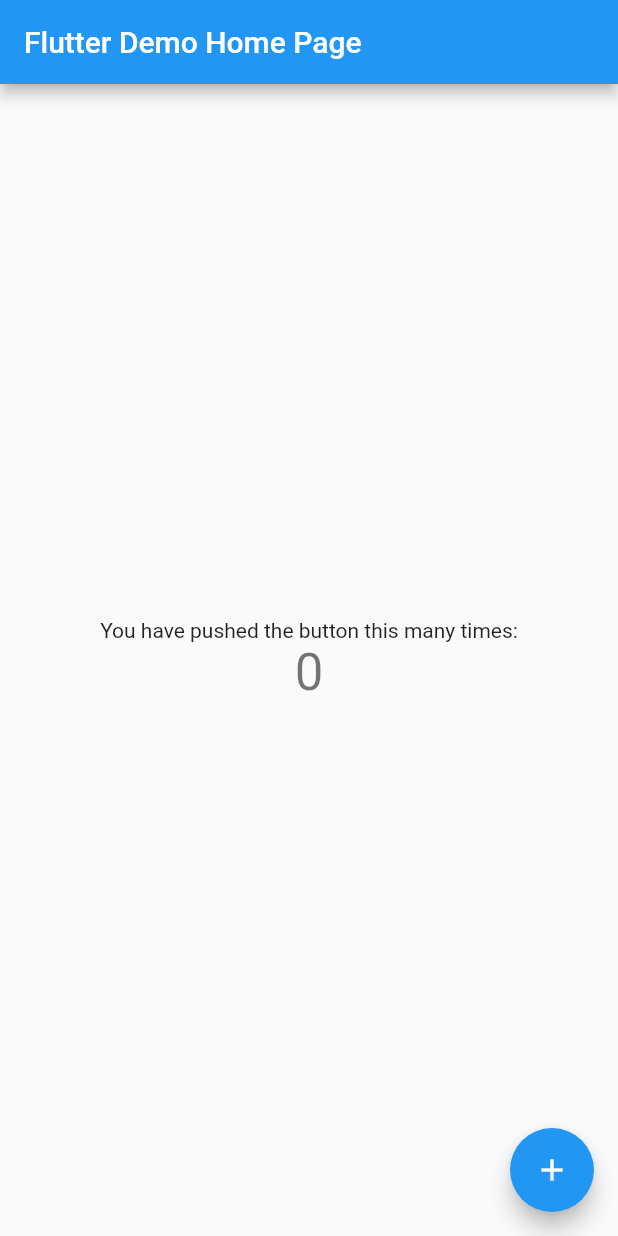
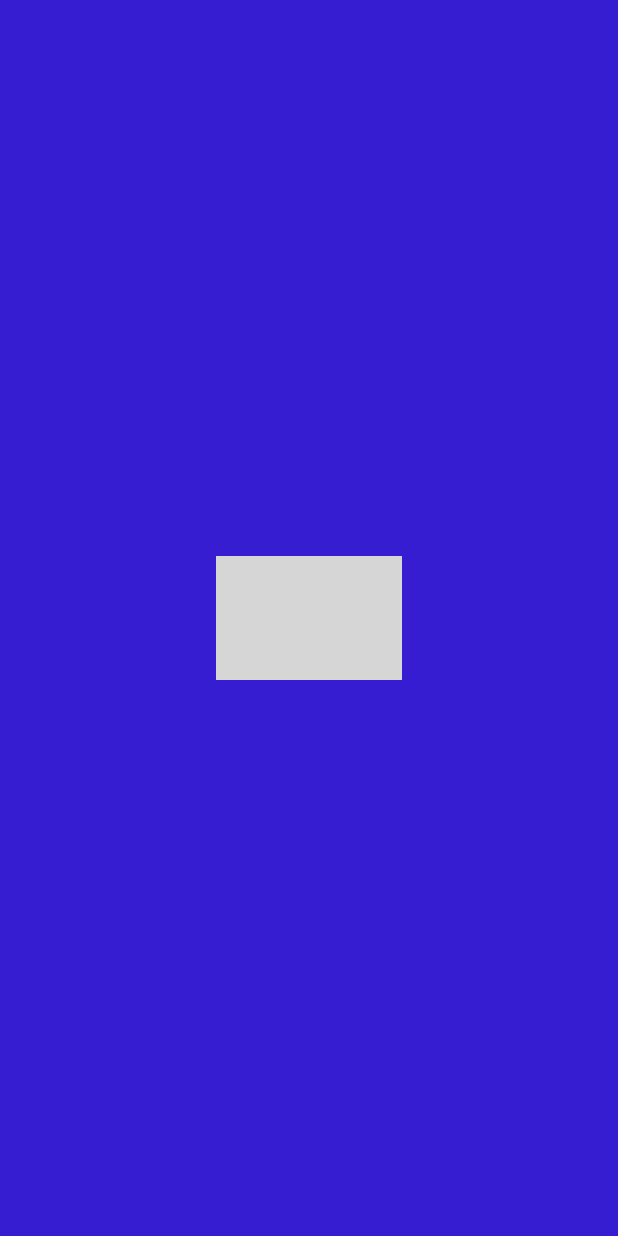
Before and after one commit to Naseeb-Nex/V-Connect, a Flutter app: the first screen one second after launch, on a phone screen of 412 x 824 dp. Run offline on Flutter 3.47's test engine with Material 2 defaults, Android fonts, the phone set to English and light mode, and no system bars; drawn by our look-alikes of animated_splash_screen; grey boxes are pictures that could not be loaded.

Commit message:
feat: Splash Screen added

```diff
--- /dev/null
+++ b/lib/constants/constants.dart
@@ -0,0 +1,6 @@
+import 'package:flutter/material.dart';
+
+const white = Colors.white;
+const black = Colors.black;
+const trans = Colors.transparent;
+const primarycolor = Color(0XFF371DD2);
--- a/lib/main.dart
+++ b/lib/main.dart
@@ -1,4 +1,5 @@
 import 'package:flutter/material.dart';
+import 'package:vconnect/screens/splashscreen.dart';
 
 void main() {
   runApp(const MyApp());
@@ -10,19 +11,21 @@ class MyApp extends StatelessWidget {
   @override
   Widget build(BuildContext context) {
     return MaterialApp(
-      title: 'Flutter Demo',
+      title: 'VConnect',
+      debugShowCheckedModeBanner: false,
       theme: ThemeData(
-        primarySwatch: Colors.blue,
-      ),
-      home: const MyHomePage(title: 'Flutter Demo Home Page'),
+          colorScheme: ColorScheme.fromSwatch().copyWith(
+            primary: const Color(0XFF371DD2),
+          ),
+          visualDensity: VisualDensity.adaptivePlatformDensity,
+        ),
+      home: const SplashSrc(),
     );
   }
 }
 
 class MyHomePage extends StatefulWidget {
   const MyHomePage({super.key, required this.title});
-
-
 
   final String title;
 
--- /dev/null
+++ b/lib/screens/splashscreen.dart
@@ -0,0 +1,35 @@
+import 'package:animated_splash_screen/animated_splash_screen.dart';
+import 'package:flutter/material.dart';
+
+import '../constants/constants.dart';
+import '../main.dart';
+
+// Splash Screen
+class SplashSrc extends StatefulWidget {
+  const SplashSrc({Key? key}) : super(key: key);
+
+  @override
+  // ignore: library_private_types_in_public_api
+  _SplashSrcState createState() => _SplashSrcState();
+}
+
+class _SplashSrcState extends State<SplashSrc> {
+  @override
+  Widget build(BuildContext context) {
+    // Adaptive size
+    Size s = MediaQuery.of(context).size;
+    return AnimatedSplashScreen(
+      splash: Image.asset(
+        "assets/icons/appicon.png",
+        width: s.width * 0.3,
+        height: s.width * 0.5,
+        fit: BoxFit.fill,
+      ),
+      nextScreen: const MyHomePage(title: "Home screen"),
+      duration: 100,
+      backgroundColor: primarycolor,
+      splashTransition: SplashTransition.slideTransition,
+      // pageTransitionType: PageTransitionType.fade,
+    );
+  }
+}
```
Also changed, not shown: assets/icons/appicon.png (added).
